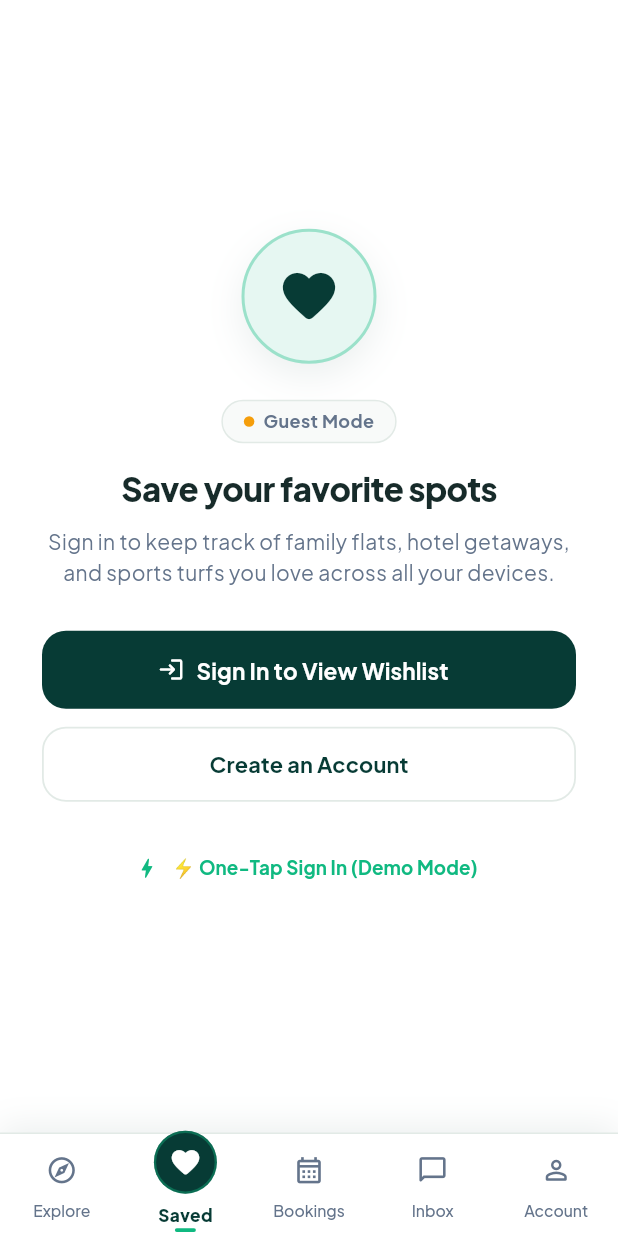
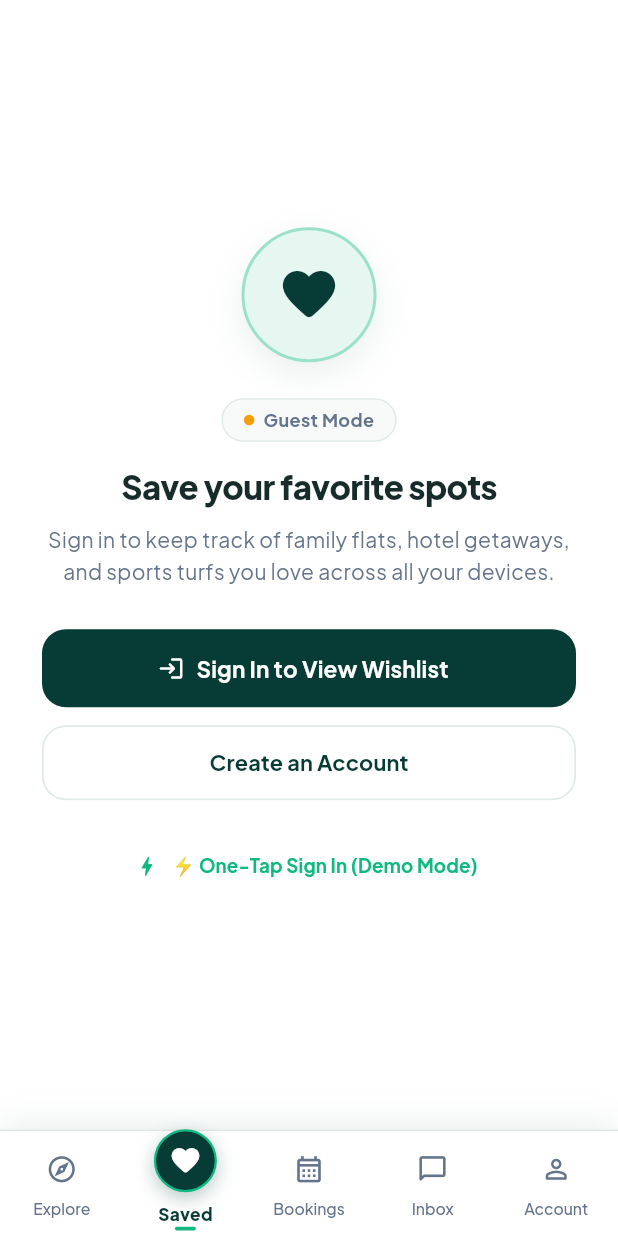
Before and after one commit to apponislam/FindBookStay-Mobile, a Flutter app: the HomeScreen screen opened directly, item 2 of the bottom bar chosen, on a phone screen of 412 x 824 dp. Run offline on Flutter 3.47's test engine with Material 3 defaults, Android fonts, the phone set to English and light mode, and no system bars; our stand-ins replace google_fonts, material_ui, shared_preferences; accounts and stored records are empty.

Commit message:
refine bottom navbar with overflow-immune layout, hover effects, and active pod drop shadow

```diff
--- a/lib/screens/home/home_screen.dart
+++ b/lib/screens/home/home_screen.dart
@@ -69,7 +69,7 @@ class _HomeScreenState extends State<HomeScreen> {
             child: SafeArea(
               top: false,
               child: SizedBox(
-                height: 68,
+                height: 70,
                 child: Row(
                   mainAxisAlignment: MainAxisAlignment.spaceAround,
                   crossAxisAlignment: CrossAxisAlignment.center,
@@ -193,6 +193,26 @@ class _NavBarItemState extends State<_NavBarItem> {
                     clipBehavior: Clip.none,
                     alignment: Alignment.center,
                     children: [
+                      // Smooth Drop Shadow for Active Pod (Faded via AnimatedOpacity to prevent BoxShadow.lerp assertion)
+                      Positioned.fill(
+                        child: AnimatedOpacity(
+                          duration: const Duration(milliseconds: 240),
+                          opacity: isSelected ? 1.0 : 0.0,
+                          child: Container(
+                            decoration: BoxDecoration(
+                              shape: BoxShape.circle,
+                              boxShadow: [
+                                BoxShadow(
+                                  color: AppColors.primary.withValues(alpha: 0.28),
+                                  blurRadius: 10,
+                                  offset: const Offset(0, 4),
+                                ),
+                              ],
+                            ),
+                          ),
+                        ),
+                      ),
+
                       // Circular Pod with Accent Ring
                       AnimatedContainer(
                         duration: const Duration(milliseconds: 240),
@@ -203,15 +223,20 @@ class _NavBarItemState extends State<_NavBarItem> {
                           color: isSelected
                               ? AppColors.primary
                               : (_isHovered
-                                  ? AppColors.accentLight
+                                  ? AppColors.accentLight.withValues(alpha: 0.6)
                                   : Colors.transparent),
                           shape: BoxShape.circle,
                           border: isSelected
                               ? Border.all(
-                                  color: AppColors.accent.withValues(alpha: 0.4),
+                                  color: AppColors.accent,
                                   width: 1.5,
                                 )
-                              : null,
+                              : (_isHovered
+                                  ? Border.all(
+                                      color: AppColors.accent.withValues(alpha: 0.3),
+                                      width: 1.0,
+                                    )
+                                  : null),
                         ),
                         child: Center(
                           child: Icon(
@@ -266,8 +291,10 @@ class _NavBarItemState extends State<_NavBarItem> {
 
                 const SizedBox(height: 2),
 
-                // Animated Label
-                AnimatedDefaultTextStyle(
+                // Animated Label with Text Scaler Protection
+                FittedBox(
+                  fit: BoxFit.scaleDown,
+                  child: AnimatedDefaultTextStyle(
                     duration: const Duration(milliseconds: 200),
                     curve: Curves.easeInOut,
                     style: GoogleFonts.plusJakartaSans(
@@ -284,6 +311,7 @@ class _NavBarItemState extends State<_NavBarItem> {
                       widget.label,
                       maxLines: 1,
                       overflow: TextOverflow.ellipsis,
+                    ),
                   ),
                 ),
 
```
Lines whose indentation alone changed are shown as unchanged.
